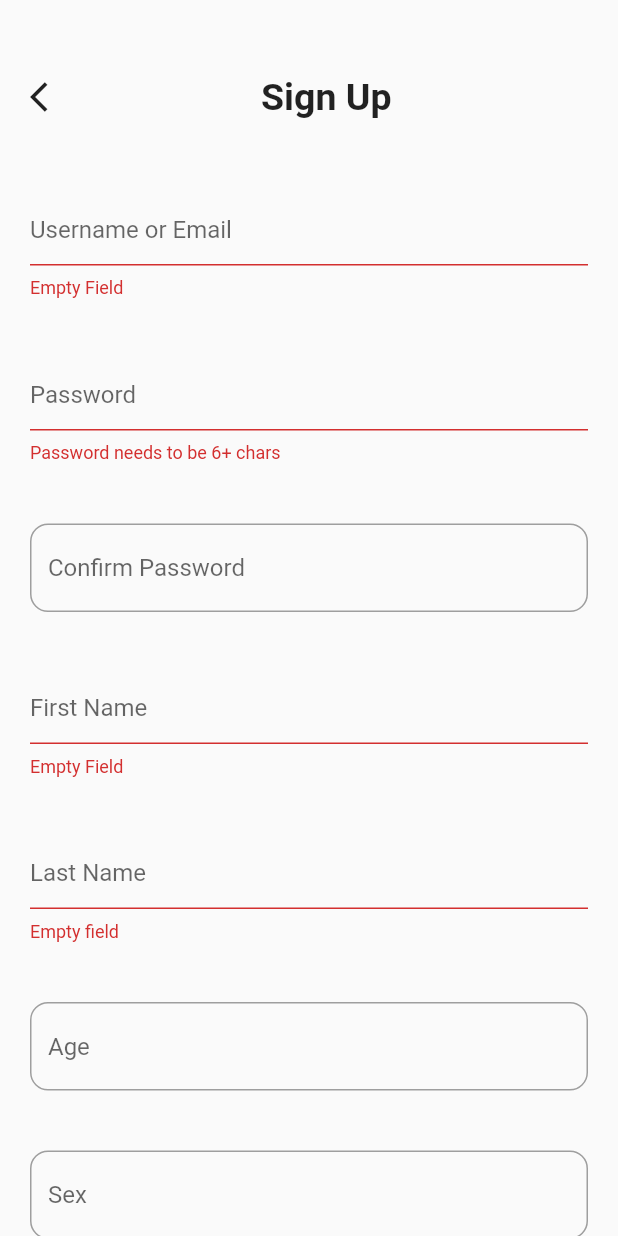
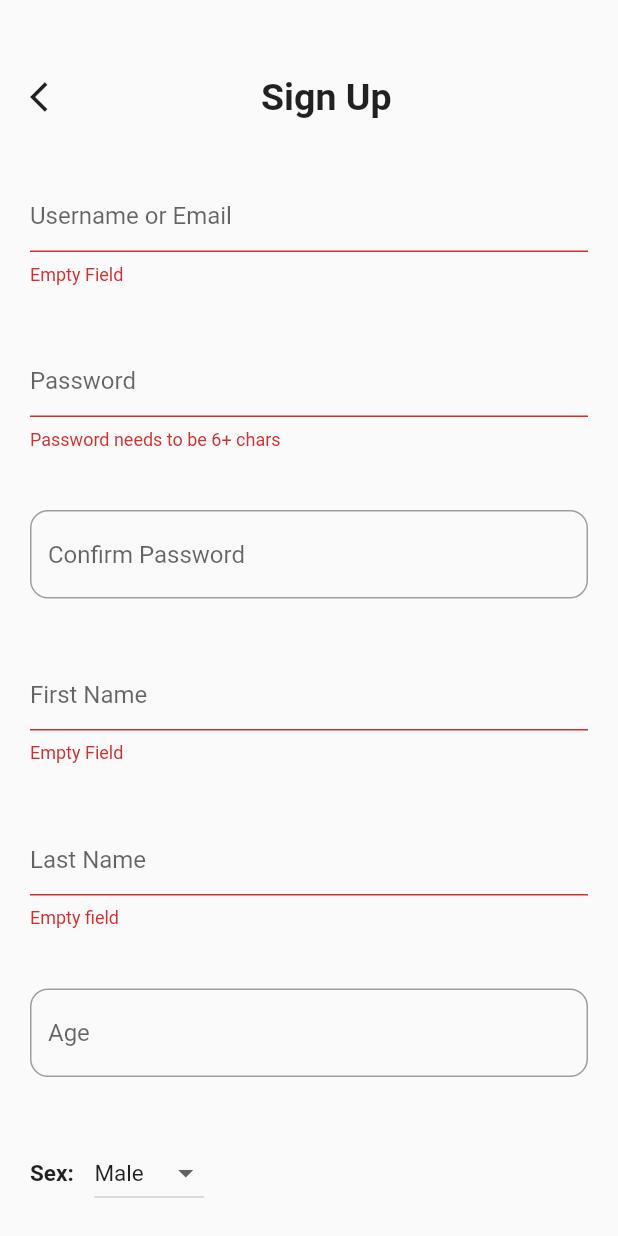
Before and after one commit to AzorAha1/Lifematch, a Flutter app: the Signup screen opened by its route, after a tap on "Register", on a phone screen of 412 x 824 dp. Run offline on Flutter 3.47's test engine with Material 2 defaults, Android fonts, the light colour scheme and no system bars; drawn by our look-alikes of modal_progress_hud_nsn; our stand-ins replace cloud_firestore, firebase_auth, firebase_core, google_fonts, google_sign_in; missing offline and left inert: switcher; accounts and stored records are empty; network calls fail.

```diff
--- a/lib/main.dart
+++ b/lib/main.dart
@@ -4,7 +4,7 @@ import 'package:lifematch/screens/Signin.dart';
 import 'package:lifematch/screens/Signup.dart';
 import 'package:lifematch/screens/forgotpassword.dart';
 import 'package:lifematch/screens/home.dart';
-import 'package:lifematch/screens/loading.dart';
+
 import 'package:lifematch/screens/mainpage.dart';
 import 'package:cloud_firestore/cloud_firestore.dart';
 import 'package:firebase_auth/firebase_auth.dart';
@@ -35,7 +35,7 @@ class _MyAppState extends State<MyApp> {
         '/signup': (context) => Signup(),
         '/home':(context) => Homepage(),
         '/forgotpassword':(context) => Forgotpassword(),
-        '/loading':(context)=>Loading(),
+
       },
     );
   }
--- a/lib/screens/Signup.dart
+++ b/lib/screens/Signup.dart
@@ -2,6 +2,7 @@ import 'package:firebase_auth/firebase_auth.dart';
 import 'package:flutter/material.dart';
 import 'package:google_fonts/google_fonts.dart';
 import 'package:lifematch/Database/auth.dart';
+import 'package:modal_progress_hud_nsn/modal_progress_hud_nsn.dart';
 import '../constants.dart';
 import 'Signin.dart';
 import 'mainpage.dart';
@@ -15,24 +16,17 @@ class Signup extends StatefulWidget {
 }
 
 class _SignupState extends State<Signup> {
-  void Loading() {
-    showDialog(
-        context: context,
-        builder: (context) {
-          return CircularProgressIndicator();
-        });
-  }
-
   String email = '';
   String password = '';
   String error = '';
   final _auth = Database();
+  String _selectedgender = 'male';
   TextEditingController email_controller = TextEditingController();
   TextEditingController password_controller = TextEditingController();
   final age_controller = TextEditingController();
   final firstname_controller = TextEditingController();
   final lastname_controller = TextEditingController();
-  final gender_controller = TextEditingController();
+  TextEditingController gender_controller = TextEditingController();
   final confirm_password_controller = TextEditingController();
   User? user;
   final _formkey = GlobalKey<FormState>();
@@ -50,9 +44,13 @@ class _SignupState extends State<Signup> {
     });
   }
 
+  bool Loading = false;
+
   @override
   Widget build(BuildContext context) {
-    return Scaffold(
+    return ModalProgressHUD(
+      inAsyncCall: Loading,
+      child: Scaffold(
         body: SingleChildScrollView(
           child: Column(
             children: [
@@ -76,13 +74,17 @@ class _SignupState extends State<Signup> {
                   ],
                 ),
               ),
-            SizedBox(
-              height: 30,
-            ),
               Form(
                 key: _formkey,
                 child: Column(
                   children: [
+                    SizedBox(
+                      height: 5,
+                    ),
+                    Text(
+                      error,
+                      style: GoogleFonts.aBeeZee(color: Colors.orange),
+                    ),
                     Padding(
                       padding: const EdgeInsets.all(20.0),
                       child: TextFormField(
@@ -92,7 +94,11 @@ class _SignupState extends State<Signup> {
                           }
                         },
                         controller: email_controller,
-                      onChanged: (value) => email = value,
+                        onChanged: (value) {
+                          setState(() {
+                            email = value;
+                          });
+                        },
                         decoration: ktextformfield.copyWith(
                             hintText: 'Username or Email',
                             hintStyle: GoogleFonts.aBeeZee()),
@@ -105,10 +111,15 @@ class _SignupState extends State<Signup> {
                           if (value!.length < 6) {
                             return 'Password needs to be 6+ chars';
                           }
+
                         },
                         obscureText: true,
                         controller: password_controller,
-                      onChanged: (value) => password = value,
+                        onChanged: (value) {
+                          setState(() {
+                            password = value;
+                          });
+                        },
                         decoration: ktextformfield.copyWith(
                             hintText: 'Password',
                             hintStyle: GoogleFonts.aBeeZee()),
@@ -124,7 +135,7 @@ class _SignupState extends State<Signup> {
                         },
                         obscureText: true,
                         controller: confirm_password_controller,
-                      onChanged: (value) => email = value,
+
                         decoration: ktextformfield.copyWith(
                             hintText: 'Confirm Password',
                             hintStyle: GoogleFonts.aBeeZee()),
@@ -168,34 +179,77 @@ class _SignupState extends State<Signup> {
                     ),
                     Padding(
                       padding: const EdgeInsets.all(20.0),
-                    child: TextFormField(
-                      controller: gender_controller,
-                      decoration: ktextformfield.copyWith(
-                          hintText: 'Sex', hintStyle: GoogleFonts.aBeeZee()),
+                      child: Row(
+                        children: [
+                          Text(
+                            'Sex: ',
+                            style: GoogleFonts.aBeeZee(
+                                fontSize: 15, fontWeight: FontWeight.bold),
+                          ),
+                          SizedBox(
+                            width: 10,
+                          ),
+                          DropdownButton<String>(
+                            value: _selectedgender,
+                            items: [
+                              DropdownMenuItem(
+                                child: Text(
+                                  'Male',
+                                  style: GoogleFonts.aBeeZee(fontSize: 15),
+                                ),
+                                value: 'male',
+                              ),
+                              DropdownMenuItem(
+                                child: Text(
+                                  'Female',
+                                  style: GoogleFonts.aBeeZee(fontSize: 15),
+                                ),
+                                value: 'female',
+                              ),
+                            ],
+                            onChanged: (value) {
+                              setState(() {
+                                _selectedgender = value!;
+                              });
+                            },
+                          ),
+                        ],
                       ),
                     ),
                     Padding(
                       padding: const EdgeInsets.only(right: 150),
                       child: newbutton(
                         onpress: (() async {
+                          print(email);
                           if (_formkey.currentState!.validate()) {
-                          password_controller.clear();
-                          //email_controller.clear();
+                            setState(() {
+                              Loading = true;
+                            });
                             dynamic result =
                                 await _auth.signupWithEmailandPassword(
                                     email: email, password: password);
+                            // password_controller.clear();
+                            // confirm_password_controller.clear();
+                            // email_controller.clear();
+                            // age_controller.clear();
+                            // firstname_controller.clear();
+                            // lastname_controller.clear();
+
+                            if (result != null) {
                               adduserinfo(
                                 age: age_controller.text,
                                 lastname: lastname_controller.text,
                                 firstname: firstname_controller.text,
-                            gender: gender_controller.text,
+                                gender: _selectedgender,
                               );
-                          if (result != null) {
                               setState(() {
-                              Navigator.pushReplacementNamed(context, '/home');
+                                Navigator.pushReplacementNamed(
+                                    context, '/home');
+                                Loading = false;
                               });
-                          } else {
+                            } else if (result == null) {
                               setState(() {
+                                Loading = false;
                                 error = 'Format E-mail or Password Properly';
                               });
                             }
@@ -268,11 +322,8 @@ class _SignupState extends State<Signup> {
               SizedBox(
                 height: 80,
               ),
-            Text(
-              error,
-              style: GoogleFonts.aBeeZee(color: Colors.orange),
+            ],
           ),
-          ],
         ),
       ),
     );
--- a/pubspec.yaml
+++ b/pubspec.yaml
@@ -37,6 +37,7 @@ dependencies:
   cloud_firestore: ^4.3.1
   google_sign_in: ^5.4.2
   firebase_core: ^2.4.1
+  modal_progress_hud_nsn: ^0.3.0
 
 
   # The following adds the Cupertino Icons font to your application.
```
Also changed, not shown: lib/Database/auth.dart (+12 -1 lines), lib/screens/Signin.dart (+56 -7 lines), lib/screens/home.dart (+14 -2 lines), pubspec.lock, 6 other files. Lines whose indentation alone changed are shown as unchanged.
